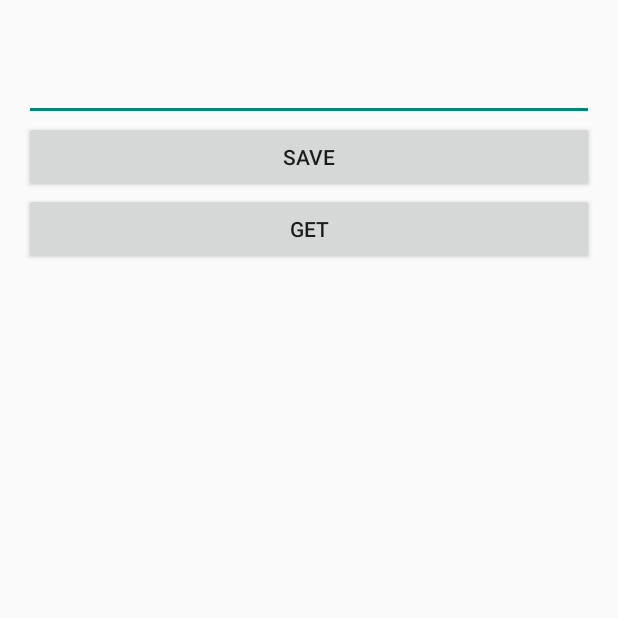
After one commit to ngocmanh92/LoginScreen, an Android app: the SharedPreferenceActivity screen opened directly, with no data from a screen before it, on a phone screen of 412 x 824 dp, the top half of it. The commit adds this screen. Run offline under Robolectric (Android 15) with nearby library versions, the phone set to English and light mode, and no system bars.

Commit message:
SharedPreference, sdcard

```diff
--- a/app/src/main/java/com/example/myapplication/DatabaseActivity.java
+++ b/app/src/main/java/com/example/myapplication/DatabaseActivity.java
@@ -155,6 +155,7 @@ public class DatabaseActivity extends ActionBarActivity implements View.OnClickL
 
         listView.setAdapter(adapter);
         listView.setOnItemClickListener(this);
+        listView.setOnItemLongClickListener(this);
     }
 
 
--- /dev/null
+++ b/app/src/main/java/com/example/myapplication/SharedPreferenceActivity.java
@@ -0,0 +1,52 @@
+package com.example.myapplication;
+
+import android.content.SharedPreferences;
+import android.support.v7.app.ActionBarActivity;
+import android.os.Bundle;
+import android.view.Menu;
+import android.view.MenuItem;
+import android.view.View;
+import android.widget.EditText;
+import android.widget.TextView;
+
+public class SharedPreferenceActivity extends ActionBarActivity implements View.OnClickListener
+
+{
+
+    TextView textViewValue;
+    EditText editText;
+
+    @Override
+    protected void onCreate(Bundle savedInstanceState) {
+        super.onCreate(savedInstanceState);
+        setContentView(R.layout.activity_shared_preference);
+        findViewById(R.id.button_save).setOnClickListener(this);
+        findViewById(R.id.button_get).setOnClickListener(this);
+        editText = (EditText) findViewById(R.id.edittext);
+        textViewValue = (TextView) findViewById(R.id.textview_value);
+
+    }
+
+    @Override
+    public void onClick(View view) {
+       int id = view.getId();
+        if(id == R.id.button_save){
+            saveData();
+        }else if(id == R.id.button_get){
+            loadData();
+        }
+    }
+
+    protected void saveData(){
+        SharedPreferences preferences = getSharedPreferences("mypreference", MODE_PRIVATE);
+        SharedPreferences.Editor editor = preferences.edit();
+        editor.putString("data", editText.getText().toString());
+        editor.commit();
+    }
+
+    protected void loadData(){
+        SharedPreferences preferences = getSharedPreferences("mypreference", MODE_PRIVATE);
+        String value = preferences.getString("data", "");
+        textViewValue.setText(value);
+    }
+}
--- /dev/null
+++ b/app/src/main/res/layout/activity_shared_preference.xml
@@ -0,0 +1,34 @@
+<LinearLayout xmlns:android="http://schemas.android.com/apk/res/android"
+    xmlns:tools="http://schemas.android.com/tools" android:layout_width="match_parent"
+    android:layout_height="match_parent" android:paddingLeft="@dimen/activity_horizontal_margin"
+    android:paddingRight="@dimen/activity_horizontal_margin"
+    android:paddingTop="@dimen/activity_vertical_margin"
+    android:paddingBottom="@dimen/activity_vertical_margin"
+    android:orientation="vertical"
+    tools:context="com.example.myapplication.SharedPreferenceActivity">
+
+
+    <TextView
+        android:id="@+id/textview_value"
+        android:layout_width="match_parent"
+        android:layout_height="wrap_content" />
+    <EditText
+        android:layout_width="match_parent"
+        android:layout_height="wrap_content"
+        android:id="@+id/edittext"
+        android:singleLine="true"
+        />
+    <Button
+        android:layout_width="match_parent"
+        android:layout_height="wrap_content"
+        android:id="@+id/button_save"
+        android:text="Save"
+        />
+
+    <Button
+        android:layout_width="match_parent"
+        android:layout_height="wrap_content"
+        android:id="@+id/button_get"
+        android:text="Get"
+        />
+</LinearLayout>
--- a/app/src/main/res/values/strings.xml
+++ b/app/src/main/res/values/strings.xml
@@ -20,4 +20,5 @@
     <string name="title_activity_cp">CPActivity</string>
     <string name="title_activity_database">DatabaseActivity</string>
     <string name="title_activity_contacts">ContactsActivity</string>
+    <string name="title_activity_shared_preference">SharedPreferenceActivity</string>
 </resources>
```
Also changed, not shown: app/src/main/AndroidManifest.xml (+10 -1 lines), app/src/main/java/com/example/myapplication/SdcardActivity.java (added, +65 -0 lines), app/src/main/res/menu/menu_shared_preference.xml (added, +7 -0 lines).
